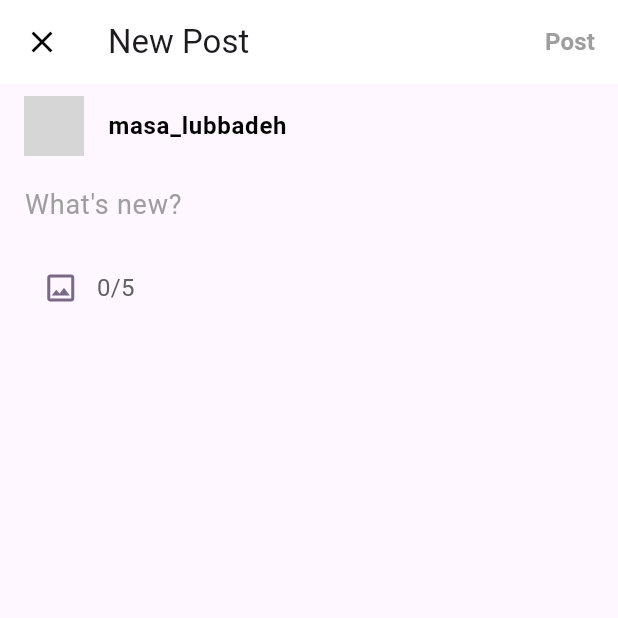
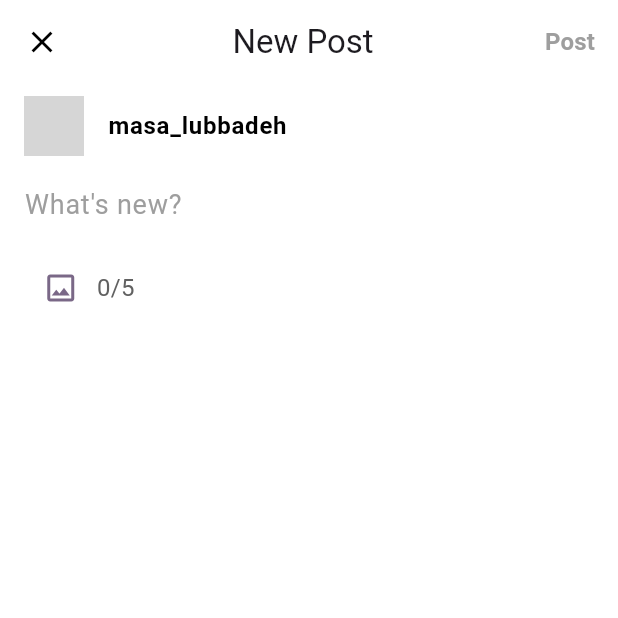
Before and after one commit to MasaLubbadeh/CraftBlend-Frontend, a Flutter app: the CreatePostPage screen opened directly, on a phone screen of 412 x 824 dp, the top half of it. Run offline on Flutter 3.47's test engine with Material 3 defaults, Android fonts, the phone set to English and light mode, and no system bars; our stand-ins replace cloud_firestore, firebase_auth, firebase_core, firebase_storage, flutter_slidable, image_picker and 2 more; missing offline and left inert: flutter_sound; accounts and stored records are empty; network calls fail; grey boxes are pictures that could not be loaded.

Commit message:
fixed appearance of the create post page

```diff
--- a/lib/pages/Posts/createPost.dart
+++ b/lib/pages/Posts/createPost.dart
@@ -65,8 +65,9 @@ class _CreatePostPageState extends State<CreatePostPage> {
   @override
   Widget build(BuildContext context) {
     return Scaffold(
+      backgroundColor: Colors.white, // Set the background color to white
       appBar: AppBar(
-        title: const Text("New Post"),
+        title: Center(child: const Text("New Post")),
         backgroundColor: Colors.white,
         leading: IconButton(
           icon: const Icon(Icons.close, color: Colors.black),
@@ -124,6 +125,9 @@ class _CreatePostPageState extends State<CreatePostPage> {
                       SizedBox(
                         height: constraints.maxWidth *
                             0.7, // Ensures square appearance based on width
+                        child: Container(
+                          color: Colors
+                              .grey.shade300, // Darker gray background color
                           child: PageView.builder(
                             itemCount: _selectedImages.length,
                             onPageChanged: (index) {
@@ -174,6 +178,7 @@ class _CreatePostPageState extends State<CreatePostPage> {
                                 ],
                               );
                             },
+                          ),
                         ),
                       ),
                       SizedBox(height: 10),
```
Lines whose indentation alone changed are shown as unchanged.
